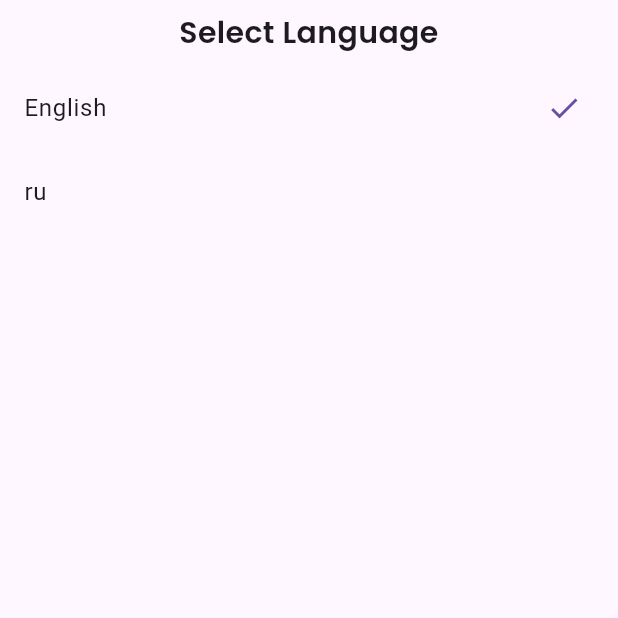
After one commit to niktishakov/resident_live, a Flutter app: the LanguageScreen screen opened directly, on a phone screen of 412 x 824 dp, the top half of it. The commit adds this screen. Run offline on Flutter 3.47's test engine with Material 3 defaults, Android fonts, the phone set to English and light mode, and no system bars; our stand-ins replace easy_localization, fl_chart, flutter_animate, flutter_bloc, flutter_svg, fluttertoast and 12 more; missing offline and left inert: country_list_pick, flutter_vibrate, workmanager; accounts and stored records are empty; project files that could hold a hidden picture were left out.

Commit message:
added easy_localization and language feature

```diff
--- a/mobile/lib/app/navigation/get_routes.dart
+++ b/mobile/lib/app/navigation/get_routes.dart
@@ -4,6 +4,7 @@ import 'package:go_router/go_router.dart';
 import '../../screens/screens.dart';
 import '../../shared/router/page_types.dart';
 import 'screen_names.dart';
+import '../../screens/language/language_screen.dart';
 
 List<RouteBase> getRoutes(GlobalKey<NavigatorState> shellKey) {
   return [
@@ -91,5 +92,15 @@ List<RouteBase> getRoutes(GlobalKey<NavigatorState> shellKey) {
         );
       },
     ),
+    GoRoute(
+      path: ScreenNames.language,
+      name: ScreenNames.language,
+      pageBuilder: (ctx, state) {
+        return kRootCupertinoPage(
+          const LanguageScreen(),
+          ScreenNames.language,
+        );
+      },
+    ),
   ];
 }
--- a/mobile/lib/features/features.dart
+++ b/mobile/lib/features/features.dart
@@ -2,3 +2,4 @@ export 'countries/export.dart';
 export 'location/export.dart';
 export 'user/export.dart';
 export 'auth/auth.dart';
+export 'language/language.dart';
--- /dev/null
+++ b/mobile/lib/features/language/api/language_repository.dart
@@ -0,0 +1,27 @@
+import 'package:flutter/material.dart';
+import 'package:easy_localization/easy_localization.dart';
+import 'package:resident_live/app/main.dart';
+
+class LanguageRepository {
+  final List<Locale> supportedLocales;
+  final Locale fallbackLocale;
+
+  LanguageRepository({
+    required this.supportedLocales,
+    required this.fallbackLocale,
+  });
+
+  Locale get currentLocale {
+    final context = navigatorKey.currentContext;
+    return context != null
+        ? EasyLocalization.of(context)?.locale ?? fallbackLocale
+        : fallbackLocale;
+  }
+
+  Future<void> setLocale(Locale locale) async {
+    final context = navigatorKey.currentContext;
+    if (context != null) {
+      await EasyLocalization.of(context)?.setLocale(locale);
+    }
+  }
+}
--- /dev/null
+++ b/mobile/lib/features/language/language.dart
@@ -0,0 +1,2 @@
+export 'model/language_cubit.dart';
+export 'api/language_repository.dart';
--- /dev/null
+++ b/mobile/lib/features/language/model/language_cubit.dart
@@ -0,0 +1,34 @@
+import 'package:flutter/material.dart';
+import 'package:hydrated_bloc/hydrated_bloc.dart';
+
+import '../api/language_repository.dart';
+
+class LanguageCubit extends HydratedCubit<Locale> {
+  LanguageCubit(this._repository) : super(_repository.currentLocale);
+  final LanguageRepository _repository;
+
+  List<Locale> get supportedLocales => _repository.supportedLocales;
+
+  Future<void> setLanguage(String languageCode, String? countryCode) async {
+    final newLocale = Locale(languageCode, countryCode);
+    if (supportedLocales.contains(newLocale)) {
+      await _repository.setLocale(newLocale);
+      emit(newLocale);
+    } else {
+      throw UnsupportedError('Locale $newLocale is not supported');
+    }
+  }
+
+  @override
+  Locale? fromJson(Map<String, dynamic> json) {
+    return Locale(json['languageCode'], json['countryCode']);
+  }
+
+  @override
+  Map<String, dynamic>? toJson(Locale state) {
+    return {
+      'languageCode': state.languageCode,
+      'countryCode': state.countryCode,
+    };
+  }
+}
--- /dev/null
+++ b/mobile/lib/screens/language/language_screen.dart
@@ -0,0 +1,64 @@
+import 'package:flutter/material.dart';
+import 'package:flutter_bloc/flutter_bloc.dart';
+import 'package:resident_live/features/language/model/language_cubit.dart';
+import 'package:resident_live/shared/ui/rl.sliver_header.dart';
+
+class LanguageScreen extends StatelessWidget {
+  const LanguageScreen({Key? key}) : super(key: key);
+
+  @override
+  Widget build(BuildContext context) {
+    return Scaffold(
+      body: BlocBuilder<LanguageCubit, Locale>(
+        builder: (context, currentLocale) {
+          final languageCubit = context.read<LanguageCubit>();
+          final supportedLocales = languageCubit.supportedLocales;
+
+          return CustomScrollView(
+            slivers: [
+              AiSliverHeader(
+                titleText: 'Select Language',
+                // Add any other properties your RlSliverHeader might need
+              ),
+              SliverList(
+                delegate: SliverChildBuilderDelegate(
+                  (context, index) {
+                    final locale = supportedLocales[index];
+                    final isSelected = locale == currentLocale;
+
+                    return ListTile(
+                      title: Text(_getLanguageName(locale)),
+                      trailing: isSelected
+                          ? Icon(Icons.check,
+                              color: Theme.of(context).primaryColor)
+                          : null,
+                      onTap: () {
+                        // print(
+                        //     "locale.languageCode: ${locale.languageCode}, locale.countryCode: ${locale.countryCode}");
+                        languageCubit.setLanguage(
+                            locale.languageCode, locale.countryCode);
+                      },
+                    );
+                  },
+                  childCount: supportedLocales.length,
+                ),
+              ),
+            ],
+          );
+        },
+      ),
+    );
+  }
+
+  String _getLanguageName(Locale locale) {
+    switch (locale.toString()) {
+      case 'en_US':
+        return 'English';
+      case 'es_ES':
+        return 'Español';
+      // Add more cases for other supported languages
+      default:
+        return locale.languageCode;
+    }
+  }
+}
--- a/mobile/lib/screens/settings/settings_screen.dart
+++ b/mobile/lib/screens/settings/settings_screen.dart
@@ -1,13 +1,18 @@
+import 'package:easy_localization/easy_localization.dart';
 import 'package:flutter/cupertino.dart';
 import 'package:flutter/material.dart';
 import 'package:flutter_bloc/flutter_bloc.dart';
 import 'package:gap/gap.dart';
+import 'package:go_router/go_router.dart';
 import 'package:google_fonts/google_fonts.dart';
 import 'package:local_auth/local_auth.dart';
 import 'package:modal_bottom_sheet/modal_bottom_sheet.dart';
 import 'package:resident_live/features/features.dart';
+import 'package:resident_live/generated/codegen_loader.g.dart';
 import 'package:resident_live/shared/shared.dart';
 import 'package:resident_live/shared/ui/rl.sliver_header.dart';
+
+import '../../app/navigation/screen_names.dart';
 
 class SettingsScreen extends StatelessWidget {
   const SettingsScreen({super.key});
@@ -20,7 +25,7 @@ class SettingsScreen extends StatelessWidget {
       body: CustomScrollView(
         slivers: [
           AiSliverHeader(
-            titleText: "Settings",
+            titleText: LocaleKeys.settings_title.tr(),
           ),
           SliverPadding(
             padding: EdgeInsets.symmetric(horizontal: 30, vertical: 24),
@@ -69,7 +74,7 @@ class SettingsScreen extends StatelessWidget {
                   icon: Icons.language,
                   title: "Language",
                   onTap: () {
-                    // Handle Language settings
+                    context.pushNamed(ScreenNames.language);
                   },
                 ),
                 Gap(12),
--- a/mobile/lib/shared/lib/export.dart
+++ b/mobile/lib/shared/lib/export.dart
@@ -4,3 +4,4 @@ export 'services/export.dart';
 export 'utils/export.dart';
 export 'extensions/export.dart';
 export 'assets/export.dart';
+export 'observers/export.dart';
--- /dev/null
+++ b/mobile/lib/shared/lib/observers/export.dart
@@ -0,0 +1 @@
+export 'overlay_style_observer.dart';
--- a/mobile/lib/shared/lib/utils/core_route_observer.dart
+++ b/mobile/lib/shared/lib/utils/core_route_observer.dart
@@ -2,7 +2,7 @@ import 'package:flutter/material.dart';
 
 import '../ai.logger.dart';
 
-class CoreRouteObserver extends NavigatorObserver {
+class CoreRouteObserver extends RouteObserver<PageRoute<dynamic>> {
   List<Route<dynamic>> routeStack = [];
 
   static final _logger = AiLogger('CoreRouteObserver');
--- a/mobile/lib/shared/router/router.service.dart
+++ b/mobile/lib/shared/router/router.service.dart
@@ -7,8 +7,10 @@ class RouterService {
     GlobalKey<NavigatorState> navigatorKey,
     List<RouteBase> routes,
     String initialLocation,
+    List<RouteObserver> observers,
   ) {
-    _goRouter = _buildGoRouter(navigatorKey, routes, initialLocation);
+    _goRouter =
+        _buildGoRouter(navigatorKey, routes, initialLocation, observers);
   }
 
   static RouterService? _instance;
@@ -25,21 +27,24 @@ class RouterService {
     required GlobalKey<NavigatorState> navigatorKey,
     required List<RouteBase> routes,
     required String initialLocation,
+    List<RouteObserver> observers = const [],
   }) async {
     assert(_instance == null);
-    _instance = RouterService._(navigatorKey, routes, initialLocation);
+    _instance =
+        RouterService._(navigatorKey, routes, initialLocation, observers);
   }
 
   static GoRouter _buildGoRouter(
     GlobalKey<NavigatorState> navigatorKey,
     List<RouteBase> routes,
     String initialLocation,
+    List<RouteObserver> observers,
   ) {
     return GoRouter(
       navigatorKey: navigatorKey,
       initialLocation: initialLocation,
       routes: routes,
-      observers: [CoreRouteObserver()],
+      observers: observers,
     );
   }
 }
--- a/mobile/lib/shared/ui/rl.sliver_header.dart
+++ b/mobile/lib/shared/ui/rl.sliver_header.dart
@@ -175,11 +175,11 @@ class _SliverAppBarDelegate extends SliverPersistentHeaderDelegate {
         Container(
           height: maxExtent,
           decoration: BoxDecoration(
-            color: Colors.white.withOpacity(borderOpacity),
+            color: context.theme.colorScheme.surface.withOpacity(borderOpacity),
             border: Border(
               bottom: BorderSide(
                 color: context.theme.dividerColor.withOpacity(borderOpacity),
-                width: 1.0,
+                width: 0.5,
               ),
             ),
           ),
@@ -220,7 +220,7 @@ class AiBackButton extends StatelessWidget {
               },
           child: Icon(
             CupertinoIcons.left_chevron,
-            color: Colors.black,
+            color: context.theme.colorScheme.secondary,
             size: 24,
           )),
     );
```
Also changed, not shown: mobile/assets/translations/en-US.json (added, +19 -0 lines), mobile/assets/translations/ru-RU.json (added, +19 -0 lines), mobile/lib/app/main.dart (+72 -7 lines), mobile/lib/app/navigation/screen_names.dart (+9 -8 lines), mobile/lib/shared/lib/observers/overlay_style_observer.dart (added, +46 -0 lines), mobile/lib/shared/lib/observers/overlay_styles.dart (added, +21 -0 lines), mobile/pubspec.yaml (+7 -3 lines), mobile/lib/generated/codegen_loader.g.dart (added), mobile/pubspec.lock, 1 other file.
